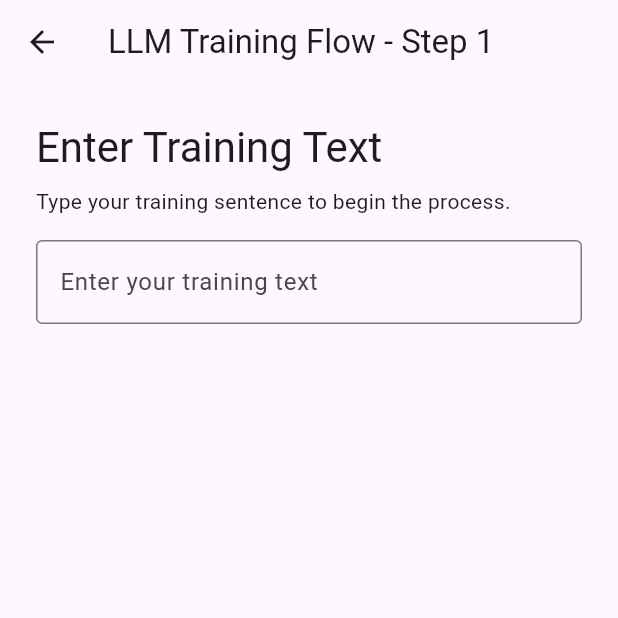
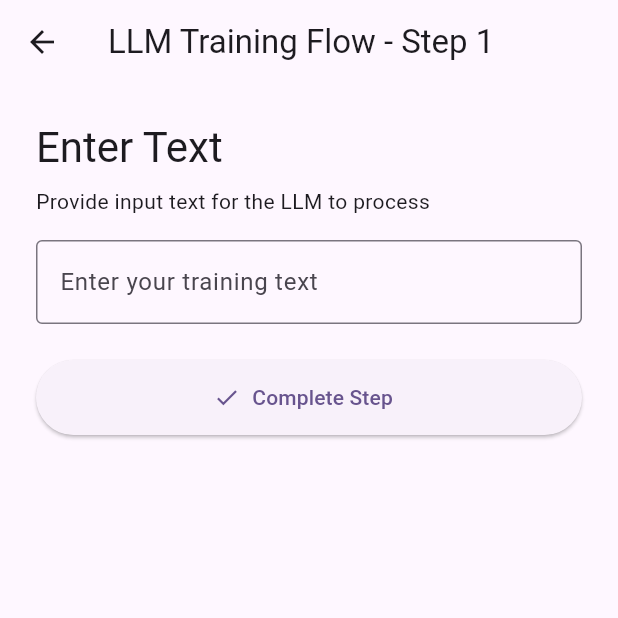
Before and after one commit to maximodanilo/llm-demo-app, a Flutter app: the screen it shows after launch, after a tap on "Enter Text", on a phone screen of 412 x 824 dp, the top half of it. Run offline on Flutter 3.47's test engine with Material 3 defaults, Android fonts, the light colour scheme and no system bars.

Commit message:
feat: implement tokenization step and refactor text input handling with service integration

```diff
--- a/lib/core/services/training_step_service.dart
+++ b/lib/core/services/training_step_service.dart
@@ -27,52 +27,13 @@ class TrainingStepService extends ChangeNotifier {
       'icon': Icons.splitscreen,
       'color': Colors.green,
     },
-    {
-      'id': 2,
-      'title': 'Token to ID Mapping',
-      'description': 'Tokens mapped to vocabulary indices',
-      'icon': Icons.numbers,
-      'color': Colors.orange,
-    },
-    {
-      'id': 3,
-      'title': 'Embedding Lookup',
-      'description': 'Token IDs mapped to embedding vectors',
-      'icon': Icons.view_module,
-      'color': Colors.purple,
-    },
-    {
-      'id': 4,
-      'title': 'Positional Encoding',
-      'description': 'Embeddings enhanced with positional information',
-      'icon': Icons.location_on,
-      'color': Colors.teal,
-    },
-    {
-      'id': 5,
-      'title': 'Attention Mechanism',
-      'description': 'Visualize how tokens attend to each other',
-      'icon': Icons.visibility,
-      'color': Colors.indigo,
-    },
-    {
-      'id': 6,
-      'title': 'Feedforward Processing',
-      'description': 'Embeddings processed through transformer layers',
-      'icon': Icons.layers,
-      'color': Colors.deepOrange,
-    },
-    {
-      'id': 7,
-      'title': 'Output Prediction',
-      'description': 'See model\'s output probabilities and predictions',
-      'icon': Icons.auto_awesome,
-      'color': Colors.pink,
-    },
   ];
 
   // Track completed steps
   final Set<int> _completedSteps = {}; // No steps are completed initially
+
+  // Track input data for each step
+  final Map<int, String> _stepInputs = {};
 
   // Get completed steps
   Set<int> get completedSteps => Set.unmodifiable(_completedSteps);
@@ -107,6 +68,18 @@ class TrainingStepService extends ChangeNotifier {
   // Reset all step progress
   void resetProgress() {
     _completedSteps.clear();
+    _stepInputs.clear();
     notifyListeners();
   }
+
+  // Set input data for a step
+  void setStepInput(int stepId, String input) {
+    _stepInputs[stepId] = input;
+    notifyListeners();
+  }
+
+  // Get input data for a step
+  String? getStepInput(int stepId) {
+    return _stepInputs[stepId];
+  }
 }
--- a/lib/ui/screens/home_screen.dart
+++ b/lib/ui/screens/home_screen.dart
@@ -56,6 +56,7 @@ class _HomeScreenState extends State<HomeScreen> {
         context,
         duration: const Duration(milliseconds: 500),
         curve: Curves.easeInOut,
+        alignment: 0.5, // Center the item in the viewport
       );
     }
   }
@@ -95,13 +96,16 @@ class _HomeScreenState extends State<HomeScreen> {
             const SizedBox(height: 24),
 
             // Steps as a scrollable feed
-            ...List.generate(_stepService.steps.length, (index) {
+            Center(
+              child: Column(
+                children: List.generate(_stepService.steps.length, (index) {
                   final step = _stepService.steps[index];
                   final isUnlocked = _stepService.isStepUnlocked(index);
                   final isCompleted = _stepService.isStepCompleted(index);
 
                   return Container(
                     key: _stepKeys[index],
+                    constraints: const BoxConstraints(maxWidth: 500), // Set max width for cards
                     child: _buildStepCard(
                       title: step['title'],
                       description: step['description'],
@@ -113,6 +117,8 @@ class _HomeScreenState extends State<HomeScreen> {
                     ),
                   );
                 }),
+              ),
+            ),
           ],
         ),
       ),
@@ -132,9 +138,10 @@ class _HomeScreenState extends State<HomeScreen> {
       margin: const EdgeInsets.only(bottom: 24),
       child: Card(
         elevation: 4,
-        clipBehavior: Clip.antiAlias,
+        clipBehavior: Clip.none, // Allow the number to overflow
         shape: RoundedRectangleBorder(borderRadius: BorderRadius.circular(16)),
         child: Stack(
+          clipBehavior: Clip.none, // Allow the number to overflow
           children: [
             InkWell(
               onTap: isUnlocked
--- a/lib/ui/screens/training_flow_screen.dart
+++ b/lib/ui/screens/training_flow_screen.dart
@@ -1,6 +1,8 @@
 import 'package:flutter/material.dart';
-import '../steps/enter_text_step_section_impl.dart';
-import '../../core/services/training_step_service.dart';
+import 'package:llmdemoapp/core/services/training_step_service.dart';
+import 'package:llmdemoapp/ui/steps/enter_text_step_section_impl.dart';
+import 'package:llmdemoapp/ui/steps/tokenization_step_section_impl.dart';
+import 'package:llmdemoapp/ui/steps/training_step_section.dart';
 
 class TrainingFlowScreen extends StatefulWidget {
   final int stepIndex;
@@ -12,48 +14,86 @@ class TrainingFlowScreen extends StatefulWidget {
 }
 
 class _TrainingFlowScreenState extends State<TrainingFlowScreen> {
-  String? _enteredText;
-  bool _stepCompleted = false;
   final TrainingStepService _stepService = TrainingStepService();
-
-  void _onTextSubmitted(String text) {
-    setState(() {
-      _enteredText = text;
-      _stepCompleted = text.trim().isNotEmpty;
-    });
-
-    // Validate the step before marking it as complete
-    if (text.trim().isNotEmpty) {
-      // In a real implementation, we would call the step's validate method
-      _stepService.completeStep(widget.stepIndex);
-    }
-  }
 
   @override
   Widget build(BuildContext context) {
+    final stepInfo = _stepService.steps[widget.stepIndex];
+    final isCompleted = _stepService.isStepCompleted(widget.stepIndex);
+
+    final stepWidget = _buildStepWidget(stepInfo, isCompleted);
+
     return Scaffold(
       appBar: AppBar(title: Text("LLM Training Flow - Step ${widget.stepIndex + 1}")),
-      body: ListView(
-        padding: const EdgeInsets.all(24),
-        children: [
-          EnterTextStepSectionImpl(
-            title: "Enter Training Text",
-            description: "Type your training sentence to begin the process.",
-            isEditable: !_stepCompleted,
-            isCompleted: _stepCompleted,
-            initialValue: _enteredText ?? '',
-            onTextSubmitted: _onTextSubmitted,
-          ),
-          if (_stepCompleted)
-            Padding(
-              padding: const EdgeInsets.only(top: 24.0),
-              child: Text(
-                'You entered: "${_enteredText ?? ''}"',
-                style: const TextStyle(fontSize: 18, color: Colors.blueGrey),
+      body: Padding(
+        padding: const EdgeInsets.all(24.0),
+        child: Column(
+          children: [
+            stepWidget,
+            const SizedBox(height: 24),
+            if (!isCompleted)
+              ElevatedButton.icon(
+                onPressed: () {
+                  final stepWidgetForValidation = _buildStepWidget(stepInfo, true);
+
+                  if (stepWidgetForValidation.validate()) {
+                    if (widget.stepIndex == 0) {
+                      _stepService.setStepInput(widget.stepIndex, _stepService.getStepInput(widget.stepIndex) ?? '');
+                    }
+                    _stepService.completeStep(widget.stepIndex);
+                    Navigator.pop(context);
+                  } else {
+                    ScaffoldMessenger.of(context).showSnackBar(
+                      const SnackBar(
+                        content: Text('Please enter some text to continue.'),
+                        backgroundColor: Colors.red,
+                      ),
+                    );
+                  }
+                },
+                icon: const Icon(Icons.check),
+                label: const Text('Complete Step'),
+                style: ElevatedButton.styleFrom(
+                  minimumSize: const Size(double.infinity, 50), // Make button wider
+                ),
               ),
-            ),
-        ],
+          ],
+        ),
       ),
     );
   }
+
+  TrainingStepSection _buildStepWidget(Map<String, dynamic> stepInfo, bool isCompleted) {
+    switch (widget.stepIndex) {
+      case 0:
+        return EnterTextStepSectionImpl(
+          key: ValueKey(widget.stepIndex),
+          title: stepInfo['title'],
+          description: stepInfo['description'],
+          isEditable: !isCompleted,
+          isCompleted: isCompleted,
+          initialValue: _stepService.getStepInput(widget.stepIndex) ?? '',
+
+        );
+      case 1:
+        final previousStepInput = _stepService.getStepInput(0) ?? '';
+        return TokenizationStepSectionImpl(
+          key: ValueKey(widget.stepIndex),
+          title: stepInfo['title'],
+          description: stepInfo['description'],
+          isEditable: !isCompleted,
+          isCompleted: isCompleted,
+          inputText: previousStepInput,
+        );
+      default:
+        return EnterTextStepSectionImpl(
+          key: ValueKey(widget.stepIndex),
+          title: 'Unknown Step',
+          description: 'This step is not implemented yet.',
+          isEditable: false,
+          isCompleted: false,
+          initialValue: '',
+        );
+    }
+  }
 }
--- a/lib/ui/steps/enter_text_step_section_impl.dart
+++ b/lib/ui/steps/enter_text_step_section_impl.dart
@@ -1,7 +1,8 @@
 import 'package:flutter/material.dart';
+import 'package:llmdemoapp/core/services/training_step_service.dart';
 import 'training_step_section.dart';
 
-class EnterTextStepSectionImpl extends StatelessWidget
+class EnterTextStepSectionImpl extends StatefulWidget
     implements TrainingStepSection {
   @override
   final String title;
@@ -12,7 +13,7 @@ class EnterTextStepSectionImpl extends StatelessWidget
   @override
   final bool isCompleted;
   final String initialValue;
-  final ValueChanged<String> onTextSubmitted;
+
 
   const EnterTextStepSectionImpl({
     super.key,
@@ -21,35 +22,76 @@ class EnterTextStepSectionImpl extends StatelessWidget
     required this.isEditable,
     required this.isCompleted,
     required this.initialValue,
-    required this.onTextSubmitted,
+
   });
 
   @override
+  @override
   bool validate() {
-    // For the enter text step, validation means checking if text has been entered
-    return isCompleted && (initialValue.trim().isNotEmpty);
+    final service = TrainingStepService();
+    // The step ID is assumed to be 0 for this specific widget.
+    // A more robust solution would pass the stepId in.
+    final text = service.getStepInput(0);
+    return text != null && text.trim().isNotEmpty;
+  }
+
+  @override
+  State<EnterTextStepSectionImpl> createState() =>
+      _EnterTextStepSectionImplState();
+}
+
+class _EnterTextStepSectionImplState extends State<EnterTextStepSectionImpl> {
+  late final TextEditingController _controller;
+  final TrainingStepService _stepService = TrainingStepService();
+
+  @override
+  void initState() {
+    super.initState();
+    _controller = TextEditingController(text: widget.initialValue);
+    _controller.addListener(() {
+      // Save directly to the service, no need to call back to parent
+      // The step ID is assumed to be 0 for this specific widget.
+      _stepService.setStepInput(0, _controller.text);
+    });
+  }
+
+  @override
+  void didUpdateWidget(covariant EnterTextStepSectionImpl oldWidget) {
+    super.didUpdateWidget(oldWidget);
+    // Only update the controller's text if the initialValue has actually changed.
+    // This prevents the cursor from jumping to the end on every keystroke.
+    if (widget.initialValue != oldWidget.initialValue &&
+        widget.initialValue != _controller.text) {
+      _controller.text = widget.initialValue;
+    }
+  }
+
+  @override
+  void dispose() {
+    _controller.dispose();
+    super.dispose();
   }
 
   @override
   Widget build(BuildContext context) {
-    final controller = TextEditingController(text: initialValue);
     return Column(
       crossAxisAlignment: CrossAxisAlignment.start,
       children: [
-        Text(title, style: Theme.of(context).textTheme.headlineMedium),
+        Text(widget.title, style: Theme.of(context).textTheme.headlineMedium),
         const SizedBox(height: 8),
-        Text(description),
+        Text(widget.description),
         const SizedBox(height: 16),
         TextField(
-          controller: controller,
-          enabled: isEditable,
+          controller: _controller,
+          enabled: widget.isEditable,
           decoration: const InputDecoration(
             labelText: 'Enter your training text',
             border: OutlineInputBorder(),
           ),
-          onSubmitted: isEditable ? onTextSubmitted : null,
+          // The controller's listener handles saving the text to the service.
+          onChanged: null,
         ),
-        if (!isEditable && isCompleted)
+        if (!widget.isEditable && widget.isCompleted)
           Padding(
             padding: const EdgeInsets.only(top: 12.0),
             child: Text(
```
Also changed, not shown: lib/ui/steps/tokenization_step_section_impl.dart (added, +81 -0 lines), 1 other file. Lines whose indentation alone changed are shown as unchanged.
